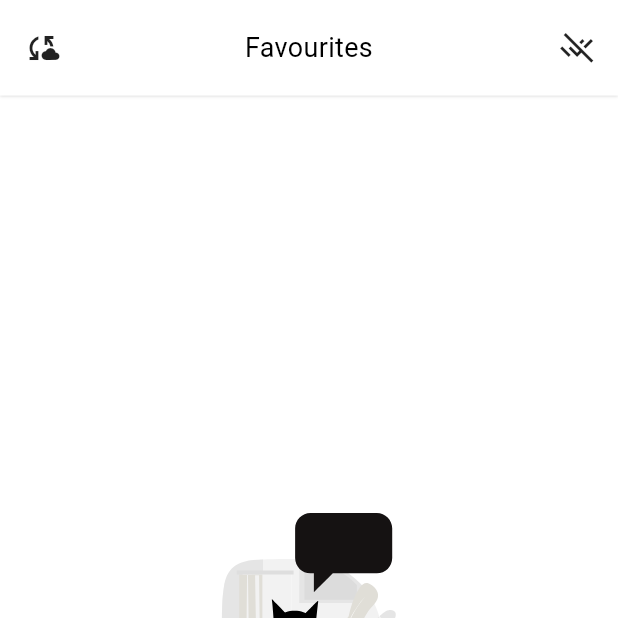
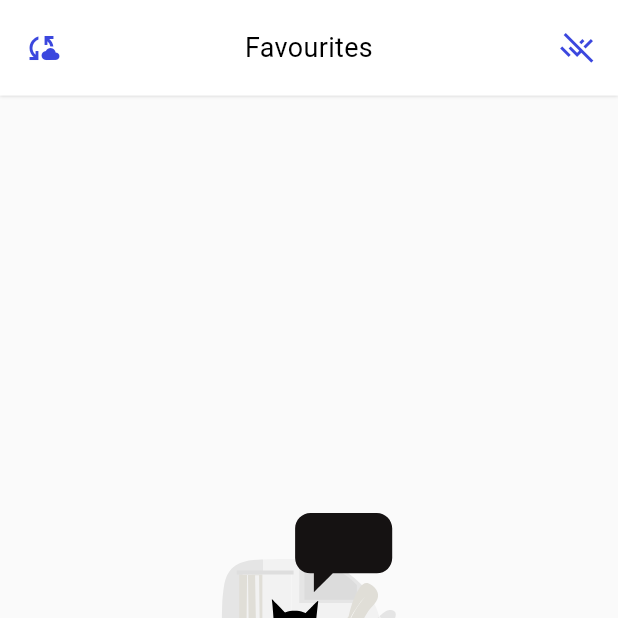
Before and after one commit to hizurk1/vocaday_app, a Flutter app: the FavouritePage screen opened by its route, on a phone screen of 412 x 824 dp, the top half of it. Run offline on Flutter 3.47's test engine with Material 3 defaults, Android fonts, the phone set to English and light mode, and no system bars; our stand-ins replace cached_network_image, cloud_firestore, connectivity_plus, dio, easy_localization, equatable and 20 more; accounts and stored records are empty; project files that could hold a hidden picture were left out.

Commit message:
[mod] favourite page ui

```diff
--- a/lib/features/favourite/presentation/pages/favourite_page.dart
+++ b/lib/features/favourite/presentation/pages/favourite_page.dart
@@ -42,11 +42,10 @@ class _FavouritePageState extends State<FavouritePage> {
     );
   }
 
-  void _onOpenWordDetail(BuildContext context, WordEntity entity) async {
-    await context.showBottomSheet(
+  void _onOpenWordDetail(BuildContext context, WordEntity entity) {
+    context.showBottomSheet(
       child: WordDetailBottomSheet(wordEntity: entity),
     );
-    if (mounted) await _onRefresh(context, delay: Duration.zero);
   }
 
   Future<void> _onSearch(BuildContext context, String input) async {
@@ -88,13 +87,20 @@ class _FavouritePageState extends State<FavouritePage> {
       lazy: false,
       child: Builder(builder: (context) {
         return Scaffold(
+          backgroundColor: context.backgroundColor,
           appBar: AppBarCustom(
-            leading: const Icon(Icons.cloud_sync_sharp),
+            leading: Icon(
+              Icons.cloud_sync_sharp,
+              color: context.theme.primaryColor,
+            ),
             textTitle: LocaleKeys.favourite_favourites.tr(),
             enablePadding: true,
             action: GestureDetector(
               onTap: () => _onClearAll(context),
-              child: const Icon(Icons.remove_done_outlined),
+              child: Icon(
+                Icons.remove_done_outlined,
+                color: context.theme.primaryColor,
+              ),
             ),
           ),
           body: BlocBuilder<WordFavouriteCubit, WordFavouriteState>(
@@ -152,6 +158,8 @@ class _FavouritePageState extends State<FavouritePage> {
               child: Material(
                 color: context.theme.cardColor,
                 borderRadius: BorderRadius.circular(8.r),
+                shadowColor: context.shadowColor.withOpacity(.5),
+                elevation: 1.5,
                 child: InkWell(
                   onTap: () => _onOpenWordDetail(context, favourites[index]),
                   borderRadius: BorderRadius.circular(8.r),
```
